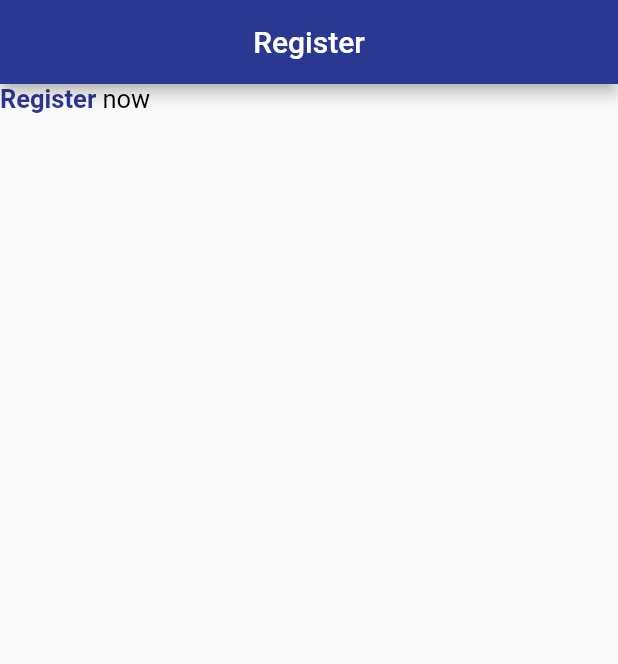
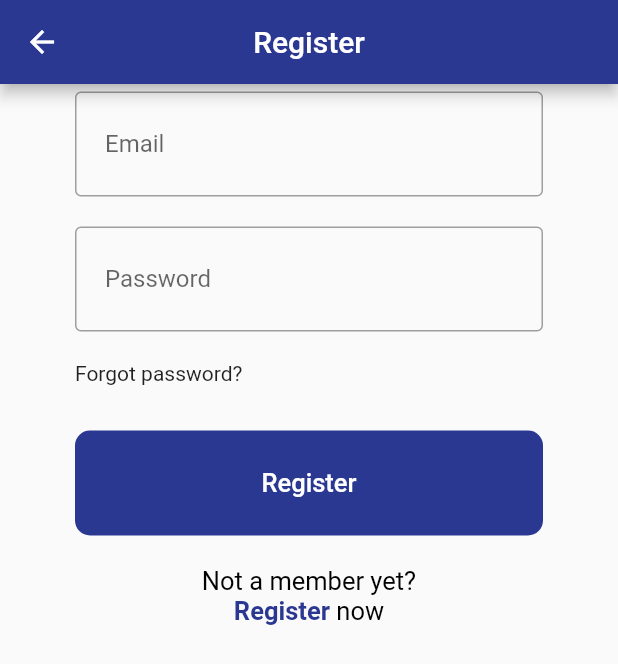
Before and after one commit to tuananh23791/match_word, a Flutter app: the screen it shows after launch, after a tap on an icon or button, on a phone screen of 412 x 824 dp. Shown: the top 664 px of the screen. Run offline on Flutter 3.47's test engine with Material 2 defaults, Android fonts, the phone set to English and light mode, and no system bars; our stand-ins replace firebase_auth, firebase_core, get; accounts and stored records are empty.

Commit message:
updated firebase auth

```diff
--- a/lib/global_controller/auth_controller.dart
+++ b/lib/global_controller/auth_controller.dart
@@ -1,5 +1,8 @@
 import 'package:firebase_auth/firebase_auth.dart';
 import 'package:get/get.dart';
+import 'package:match_work/utils/app_info.dart';
+import 'package:match_work/utils/strings.dart';
+import 'package:match_work/utils/url.dart';
 
 class AuthController extends GetxController{
   FirebaseAuth _auth = FirebaseAuth.instance;
@@ -28,7 +31,15 @@ class AuthController extends GetxController{
         .listen((User user) {
       if (user == null) {
         print('User is currently signed out!');
+        if(AppInfo().isLoginSuccess) {
+          AppInfo().isLoginSuccess = false;
+          Get.offAllNamed(LOGIN_SCREEN);
+        }
       } else {
+        if(!AppInfo().isLoginSuccess) {
+          AppInfo().isLoginSuccess = true;
+          Get.offAllNamed(HOME_SCREEN);
+        }
         print('User is signed in!');
       }
     });
--- a/lib/page/login/login_bindings.dart
+++ b/lib/page/login/login_bindings.dart
@@ -1,10 +1,12 @@
 import 'package:get/get.dart';
 import 'package:match_work/global_controller/auth_controller.dart';
+import 'package:match_work/page/login/login_controller.dart';
 
 class LoginBindings extends Bindings{
   @override
   void dependencies() {
     Get.put(AuthController(),permanent: true);
+    Get.put(LoginController());
   }
 
 }
--- a/lib/page/login/login_screen.dart
+++ b/lib/page/login/login_screen.dart
@@ -120,10 +120,8 @@ class LoginScreen extends BaseStatelessWidget {
   _requestLogin() async {
     String email = _emailController.text;
     String password = _passwordController.text;
-    // Get.find<LoginController>()
-    //     .login(email: email, password: password);
+    Get.find<LoginController>()
+        .login(email: email, password: password);
   }
 
-  _login() async {
-  }
 }
--- a/lib/page/login/login_widget.dart
+++ b/lib/page/login/login_widget.dart
@@ -9,7 +9,7 @@ import 'login_controller.dart';
 Widget widgetRegister() {
   return GestureDetector(
     onTap: () {
-      Get.offAllNamed(REGISTER_SCREEN);
+      Get.toNamed(REGISTER_SCREEN);
     },
     child: RichText(
         text: TextSpan(children: [
--- /dev/null
+++ b/lib/page/register/register_bindings.dart
@@ -0,0 +1,10 @@
+import 'package:get/get.dart';
+import 'package:match_work/page/register/register_controller.dart';
+
+class RegisterBindings extends Bindings{
+  @override
+  void dependencies() {
+    Get.put(RegisterController());
+  }
+
+}
--- /dev/null
+++ b/lib/page/register/register_controller.dart
@@ -0,0 +1,33 @@
+import 'package:firebase_auth/firebase_auth.dart';
+import 'package:get/get.dart';
+import 'package:match_work/utils/utils.dart';
+
+class RegisterController extends GetxController{
+
+  registerFirebase({String email = "", String password = ""}) async {
+    Utils().showLoading();
+    if(email.isEmpty || password.isEmpty){
+      Utils().hideLoading();
+      Utils().showPopupErrorMessage(message: "Email or Password not null");
+      return;
+    }
+    try {
+      await FirebaseAuth.instance.createUserWithEmailAndPassword(
+          email: email,
+          password: password
+      );
+    } on FirebaseAuthException catch (e) {
+      if (e.code == 'weak-password') {
+        print('The password provided is too weak.');
+        Utils().hideLoading();
+        Utils().showPopupErrorMessage(message: "The password provided is too weak.");
+      } else if (e.code == 'email-already-in-use') {
+        print('The account already exists for that email.');
+        Utils().hideLoading();
+        Utils().showPopupErrorMessage(message: "The account already exists for that email.");
+      }
+    } catch (e) {
+      print(e);
+    }
+  }
+}
--- a/lib/page/register/register_screen.dart
+++ b/lib/page/register/register_screen.dart
@@ -1,10 +1,17 @@
 import 'package:firebase_auth/firebase_auth.dart';
 import 'package:flutter/material.dart';
+import 'package:get/get.dart';
+import 'package:match_work/page/register/register_controller.dart';
 import 'package:match_work/struct/base_widget_stateless.dart';
 import 'package:match_work/utils/color.dart';
 import 'package:match_work/utils/strings.dart';
+import 'package:match_work/utils/utils.dart';
+import 'package:match_work/widgets/custom_button.dart';
+import 'package:match_work/widgets/custom_textfield.dart';
 
 class RegisterScreen extends BaseStatelessWidget {
+  final TextEditingController _emailController = TextEditingController();
+  final TextEditingController _passwordController = TextEditingController();
 
   @override
   String appBarTitle() {
@@ -13,13 +20,80 @@ class RegisterScreen extends BaseStatelessWidget {
 
   @override
   Widget buildWidget(BuildContext context) {
-    return widgetRegister();
+    return Container(
+      padding: EdgeInsets.only(left: 50,right: 50),
+      child: Column(
+        children: [
+          SizedBox(
+            height: 5,
+          ),
+          //text field email
+          CustomTextField(
+            height: 70,
+            labelText: email,
+            textEditingController: _emailController,
+            isShowClearText: true,
+            textInputType: TextInputType.emailAddress,
+          ),
+          SizedBox(
+            height: 20,
+          ),
+
+          //text field password
+          CustomTextField(
+            height: 70,
+            labelText: password,
+            textEditingController: _passwordController,
+            isPassword: true,
+            isShowClearText: true,
+          ),
+          SizedBox(
+            height: 20,
+          ),
+
+          //forgot password
+          GestureDetector(
+            onTap: () {
+
+            },
+            child: Align(
+                alignment: Alignment.centerLeft,
+                child: Text(forgot_password)),
+          ),
+          SizedBox(
+            height: 30,
+          ),
+
+          //button login
+          Row(
+            children: [
+              Expanded(
+                  child: CustomButton(
+                    height: 70,
+                    text: register,
+                    onClick: () {
+                      _validation();
+                    },
+                  )),
+            ],
+          ),
+          SizedBox(
+            height: 20,
+          ),
+
+          //register
+          Text(not_a_member,
+              style: TextStyle(color: Colors.black, fontSize: 17)),
+          widgetRegister(),
+        ],
+      ),
+    );
   }
+
   Widget widgetRegister() {
     return GestureDetector(
       onTap: () {
         print("logout ne");
-        _login();
       },
       child: RichText(
           text: TextSpan(children: [
@@ -35,24 +109,27 @@ class RegisterScreen extends BaseStatelessWidget {
     );
   }
 
-  _login() async {
-    await FirebaseAuth.instance.signOut();
-    try {
-      await FirebaseAuth.instance.signInWithEmailAndPassword(
-          email: "barry.allen@example.com",
-          password: "SuperSecretPassword!"
-      );
-    } on FirebaseAuthException catch (e) {
-      // if (e.code == 'user-not-found') {
-      //   print('No user found for that email.');
-      // } else if (e.code == 'wrong-password') {
-      //   print('Wrong password provided for that user.');
-      // }
-    }
-  }
-
   @override
   bool isCanGoBack() {
     return true;
   }
+
+  _validation() {
+    RegExp regExp = RegExp(
+      r"^[a-zA-Z0-9.a-zA-Z0-9.!#$%&'*+-/=?^_`{|}~]+@[a-zA-Z0-9]+\.[a-zA-Z]+",);
+    String errorMessage = "";
+    bool emailValid = regExp.hasMatch(_emailController.text);
+    if (!emailValid) {
+      errorMessage = invalid_email;
+    } else if (_passwordController.text.isEmpty) {
+      errorMessage = password_not_null;
+    }
+
+    if (errorMessage.isNotEmpty) {
+      Utils().showPopupErrorMessage(message: errorMessage);
+    } else {
+      Get.find<RegisterController>().registerFirebase(
+          email: _emailController.text, password: _passwordController.text);
+    }
+  }
 }
--- a/lib/struct/router.dart
+++ b/lib/struct/router.dart
@@ -1,6 +1,8 @@
 
+import 'package:match_work/page/home/home_screen.dart';
 import 'package:match_work/page/login/login_bindings.dart';
 import 'package:match_work/page/login/login_screen.dart';
+import 'package:match_work/page/register/register_bindings.dart';
 import 'package:match_work/page/register/register_screen.dart';
 import 'package:match_work/utils/strings.dart';
 import 'package:get/get.dart';
@@ -10,7 +12,8 @@ GetMaterialApp router(){
     initialRoute: "/",
     getPages: [
       GetPage(name: '/', page: () => LoginScreen(), binding: LoginBindings()),
-      GetPage(name: REGISTER_SCREEN, page: () => RegisterScreen(), binding: LoginBindings()),
+      GetPage(name: REGISTER_SCREEN, page: () => RegisterScreen(), binding: RegisterBindings()),
+      GetPage(name: HOME_SCREEN, page: () => HomeScreen(), binding: RegisterBindings()),
 
     ],
   );
--- /dev/null
+++ b/lib/utils/app_info.dart
@@ -0,0 +1,12 @@
+
+class AppInfo {
+  static final AppInfo _singleton = AppInfo._internal();
+
+  AppInfo._internal();
+
+  factory AppInfo() {
+    return _singleton;
+  }
+
+  bool isLoginSuccess = false;
+}
--- a/lib/utils/strings.dart
+++ b/lib/utils/strings.dart
@@ -8,7 +8,8 @@ const String now = "now";
 const String invalid_email = "Invalid email";
 const String password_not_null = "Password not null";
 const String something_went_wrong = "SOMETHING_WENT_WRONG";
-const String LOGIN_SCREEN = "/loginScreen";
+const String LOGIN_SCREEN = "/";
 const String BLANK_SCREEN = "/blankScreen";
+const String HOME_SCREEN = "/homeScreen";
 const String REGISTER_SCREEN = "/registerScreen";
 const String wrong_email_pwd = 'Wrong email or password';
```
Also changed, not shown: lib/page/home/home_screen.dart (added, +28 -0 lines), firebase.json (added), 5 other files.
